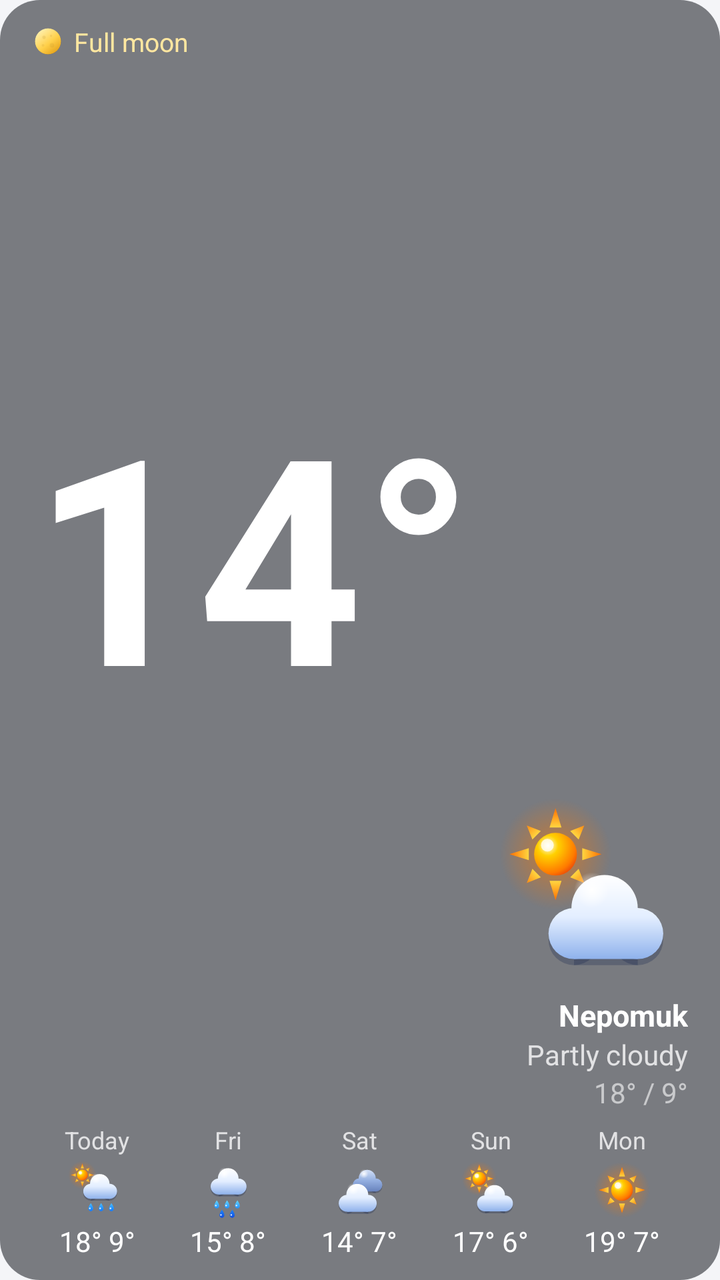
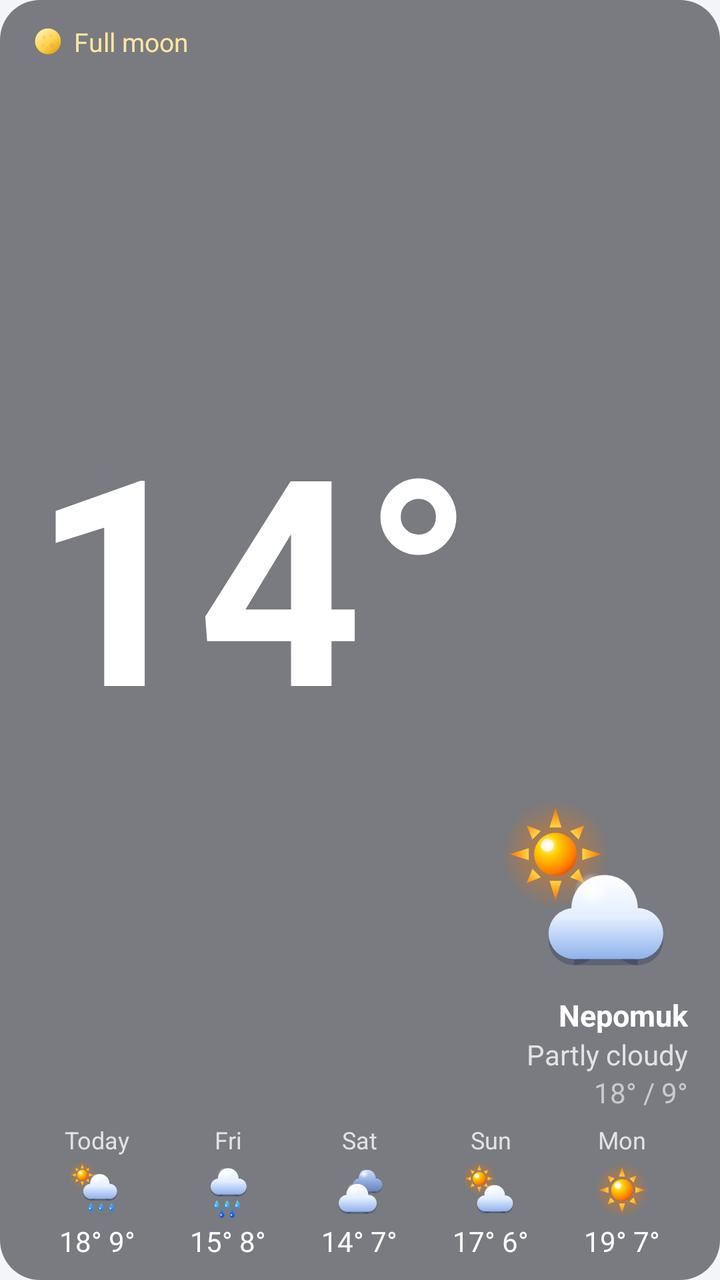

An Android layout rendered at two revisions. The XML below is the earlier revision; the diff shows what the commit changed to produce the second picture.
<!-- AndroidManifest.xml: application theme AppTheme -->
<!-- res/layout/widget_preview.xml -->
<?xml version="1.0" encoding="utf-8"?>
<LinearLayout xmlns:android="http://schemas.android.com/apk/res/android"
    android:tag="widget_root"
    android:layout_width="match_parent"
    android:layout_height="match_parent"
    android:background="@drawable/widget_bg"
    android:orientation="vertical"
    android:paddingStart="16dp"
    android:paddingTop="12dp"
    android:paddingEnd="16dp"
    android:paddingBottom="10dp">

    
    <LinearLayout
        android:layout_width="match_parent"
        android:layout_height="0dp"
        android:layout_weight="1"
        android:minHeight="64dp"
        android:orientation="horizontal">

        <FrameLayout
            android:layout_width="0dp"
            android:layout_height="match_parent"
            android:layout_weight="1">

        <TextView
            android:tag="current_temp"
            android:layout_width="match_parent"
            android:layout_height="match_parent"
            android:layout_weight="0"
            android:autoSizeMaxTextSize="160sp"
            android:autoSizeMinTextSize="40sp"
            android:autoSizeStepGranularity="2sp"
            android:autoSizeTextType="uniform"
            android:fontFamily="sans-serif"
            android:gravity="start|center_vertical"
            android:includeFontPadding="false"
            android:maxLines="1"
            android:text="14°"
            android:textColor="@color/widget_text"
            android:textStyle="bold" />

            <LinearLayout
                android:tag="moon_row"
                android:layout_width="wrap_content"
                android:layout_height="wrap_content"
                android:layout_gravity="top|start"
                android:gravity="center_vertical"
                android:orientation="horizontal">
                <ImageView
                    android:tag="moon_icon"
                    android:layout_width="16dp"
                    android:layout_height="16dp"
                    android:importantForAccessibility="no"
                    android:src="@drawable/moon_08" />
                <TextView
                    android:tag="moon_text"
                    android:layout_width="wrap_content"
                    android:layout_height="wrap_content"
                    android:layout_marginStart="5dp"
                    android:maxLines="1"
                    android:text="Full moon"
                    android:textColor="#FFE7A0"
                    android:textSize="13sp" />
            </LinearLayout>
        </FrameLayout>

        
        <LinearLayout
            android:layout_width="wrap_content"
            android:layout_height="match_parent"
            android:layout_marginStart="8dp"
            android:gravity="end|center_vertical"
            android:orientation="vertical">

            <ImageView
                android:tag="current_icon"
                android:layout_width="wrap_content"
                android:layout_height="0dp"
                android:layout_gravity="end"
                android:layout_marginBottom="4dp"
                android:layout_weight="1"
                android:adjustViewBounds="true"
                android:importantForAccessibility="no"
                android:maxWidth="96dp"
                android:maxHeight="96dp"
                android:scaleType="fitEnd"
                android:src="@drawable/wx_partly_day" />

            <TextView
                android:tag="place"
                android:layout_width="wrap_content"
                android:layout_height="wrap_content"
                android:layout_gravity="end"
                android:ellipsize="end"
                android:maxWidth="150dp"
                android:maxLines="1"
                android:text="Nepomuk"
                android:textColor="@color/widget_text"
                android:textSize="15sp"
                android:textStyle="bold" />

            <TextView
                android:tag="description"
                android:layout_width="wrap_content"
                android:layout_height="wrap_content"
                android:layout_gravity="end"
                android:ellipsize="end"
                android:maxWidth="150dp"
                android:maxLines="1"
                android:text="Partly cloudy"
                android:textColor="@color/widget_text_dim"
                android:textSize="14sp" />

            <TextView
                android:tag="details"
                android:layout_width="wrap_content"
                android:layout_height="wrap_content"
                android:layout_gravity="end"
                android:maxLines="1"
                android:text="18° / 9°"
                android:textColor="@color/widget_text_faint"
                android:textSize="14sp" />
        </LinearLayout>
    </LinearLayout>

    <LinearLayout
        android:layout_width="match_parent"
        android:layout_height="wrap_content"
        android:layout_marginTop="6dp"
        android:orientation="horizontal">
        <LinearLayout android:layout_width="0dp" android:layout_height="wrap_content" android:layout_weight="1"
            android:gravity="center_horizontal" android:orientation="vertical">
            <TextView style="@style/WidgetSmall" android:layout_width="wrap_content" android:layout_height="wrap_content" android:text="Today" />
            <ImageView android:layout_width="30dp" android:layout_height="30dp" android:layout_marginTop="2dp"
                android:layout_marginBottom="1dp" android:importantForAccessibility="no" android:src="@drawable/wx_showers_day" />
            <TextView style="@style/WidgetValue" android:layout_width="wrap_content" android:layout_height="wrap_content" android:text="18° 9°" />
        </LinearLayout>
        <LinearLayout android:layout_width="0dp" android:layout_height="wrap_content" android:layout_weight="1"
            android:gravity="center_horizontal" android:orientation="vertical">
            <TextView style="@style/WidgetSmall" android:layout_width="wrap_content" android:layout_height="wrap_content" android:text="Fri" />
            <ImageView android:layout_width="30dp" android:layout_height="30dp" android:layout_marginTop="2dp"
                android:layout_marginBottom="1dp" android:importantForAccessibility="no" android:src="@drawable/wx_rain" />
            <TextView style="@style/WidgetValue" android:layout_width="wrap_content" android:layout_height="wrap_content" android:text="15° 8°" />
        </LinearLayout>
        <LinearLayout android:layout_width="0dp" android:layout_height="wrap_content" android:layout_weight="1"
            android:gravity="center_horizontal" android:orientation="vertical">
            <TextView style="@style/WidgetSmall" android:layout_width="wrap_content" android:layout_height="wrap_content" android:text="Sat" />
            <ImageView android:layout_width="30dp" android:layout_height="30dp" android:layout_marginTop="2dp"
                android:layout_marginBottom="1dp" android:importantForAccessibility="no" android:src="@drawable/wx_overcast" />
            <TextView style="@style/WidgetValue" android:layout_width="wrap_content" android:layout_height="wrap_content" android:text="14° 7°" />
        </LinearLayout>
        <LinearLayout android:layout_width="0dp" android:layout_height="wrap_content" android:layout_weight="1"
            android:gravity="center_horizontal" android:orientation="vertical">
            <TextView style="@style/WidgetSmall" android:layout_width="wrap_content" android:layout_height="wrap_content" android:text="Sun" />
            <ImageView android:layout_width="30dp" android:layout_height="30dp" android:layout_marginTop="2dp"
                android:layout_marginBottom="1dp" android:importantForAccessibility="no" android:src="@drawable/wx_partly_day" />
            <TextView style="@style/WidgetValue" android:layout_width="wrap_content" android:layout_height="wrap_content" android:text="17° 6°" />
        </LinearLayout>
        <LinearLayout android:layout_width="0dp" android:layout_height="wrap_content" android:layout_weight="1"
            android:gravity="center_horizontal" android:orientation="vertical">
            <TextView style="@style/WidgetSmall" android:layout_width="wrap_content" android:layout_height="wrap_content" android:text="Mon" />
            <ImageView android:layout_width="30dp" android:layout_height="30dp" android:layout_marginTop="2dp"
                android:layout_marginBottom="1dp" android:importantForAccessibility="no" android:src="@drawable/wx_clear_day" />
            <TextView style="@style/WidgetValue" android:layout_width="wrap_content" android:layout_height="wrap_content" android:text="19° 7°" />
        </LinearLayout>
    </LinearLayout>
</LinearLayout>
<!-- resources referenced by this layout -->
<resources>
  <color name="widget_text">#FFFFFFFF</color>
  <color name="widget_text_dim">#C8FFFFFF</color>
  <color name="widget_text_faint">#99FFFFFF</color>
  <!-- drawable moon_08 (drawable) -->
  <?xml version="1.0" encoding="utf-8"?>
  <vector xmlns:android="http://schemas.android.com/apk/res/android"
      xmlns:aapt="http://schemas.android.com/aapt"
      android:width="64dp" android:height="64dp"
      android:viewportWidth="64" android:viewportHeight="64">
      <path android:fillColor="#3A4466" android:fillAlpha="0.9" android:pathData="M6,32 a26,26 0 1,0 52,0 a26,26 0 1,0 -52,0 Z" />
      <path android:pathData="M32,6 A26,26 0 0,1 32,58 A26.00,26 0 0,1 32,6 Z">
          <aapt:attr name="android:fillColor">
              <gradient android:type="linear" android:startX="12" android:startY="8" android:endX="52" android:endY="58">
                  <item android:offset="0" android:color="#FFFFF3B8" />
                  <item android:offset="0.55" android:color="#FFFFD04A" />
                  <item android:offset="1" android:color="#FFE09A12" />
              </gradient>
          </aapt:attr>
      </path>
      <path android:fillColor="#B8862A" android:fillAlpha="0.18" android:pathData="M20.6,24 a3.4,3.4 0 1,0 6.8,0 a3.4,3.4 0 1,0 -6.8,0 Z" />
      <path android:fillColor="#B8862A" android:fillAlpha="0.15" android:pathData="M35.5,40 a4.5,4.5 0 1,0 9,0 a4.5,4.5 0 1,0 -9,0 Z" />
      <path android:fillColor="#B8862A" android:fillAlpha="0.15" android:pathData="M35.7,21 a2.3,2.3 0 1,0 4.6,0 a2.3,2.3 0 1,0 -4.6,0 Z" />
      <path android:fillColor="#B8862A" android:fillAlpha="0.14" android:pathData="M19.4,40 a2.6,2.6 0 1,0 5.2,0 a2.6,2.6 0 1,0 -5.2,0 Z" />
  </vector>
  <!-- drawable widget_bg (drawable) -->
  <?xml version="1.0" encoding="utf-8"?>
  <shape xmlns:android="http://schemas.android.com/apk/res/android" android:shape="rectangle">
      <solid android:color="#8C141820" />
      <corners android:radius="20dp" />
  </shape>
  <!-- drawable wx_clear_day: vector/xml drawable (drawable, 2252 chars, omitted) -->
  <!-- drawable wx_overcast: vector/xml drawable (drawable, 7029 chars, omitted) -->
  <!-- drawable wx_partly_day: vector/xml drawable (drawable, 5860 chars, omitted) -->
  <!-- drawable wx_rain: vector/xml drawable (drawable, 6989 chars, omitted) -->
  <!-- drawable wx_showers_day: vector/xml drawable (drawable, 7850 chars, omitted) -->
  <style name="WidgetSmall">
          <item name="android:textColor">@color/widget_text_dim</item>
          <item name="android:textSize">12sp</item>
          <item name="android:maxLines">1</item>
      </style>
  <style name="WidgetValue">
          <item name="android:textColor">@color/widget_text</item>
          <item name="android:textSize">14sp</item>
          <item name="android:maxLines">1</item>
      </style>
  <style name="AppTheme" parent="android:Theme.Material.Light.NoActionBar">
          <item name="android:colorAccent">#3D6FB6</item>
          <item name="android:windowBackground">@color/settings_bg</item>
      </style>
  <color name="settings_bg">#F4F5F8</color>
</resources>

<!-- the commit's change to res/layout/widget_preview.xml (unified diff, before → after) -->
@@ -18,33 +18,17 @@
         android:minHeight="64dp"
         android:orientation="horizontal">
 
-        <FrameLayout
+        <LinearLayout
             android:layout_width="0dp"
             android:layout_height="match_parent"
-            android:layout_weight="1">
-
-        <TextView
-            android:tag="current_temp"
-            android:layout_width="match_parent"
-            android:layout_height="match_parent"
-            android:layout_weight="0"
-            android:autoSizeMaxTextSize="160sp"
-            android:autoSizeMinTextSize="40sp"
-            android:autoSizeStepGranularity="2sp"
-            android:autoSizeTextType="uniform"
-            android:fontFamily="sans-serif"
-            android:gravity="start|center_vertical"
-            android:includeFontPadding="false"
-            android:maxLines="1"
-            android:text="14°"
-            android:textColor="@color/widget_text"
-            android:textStyle="bold" />
+            android:layout_weight="1"
+            android:orientation="vertical">
 
             <LinearLayout
                 android:tag="moon_row"
                 android:layout_width="wrap_content"
                 android:layout_height="wrap_content"
-                android:layout_gravity="top|start"
+                android:layout_marginBottom="2dp"
                 android:gravity="center_vertical"
                 android:orientation="horizontal">
                 <ImageView
@@ -63,7 +47,24 @@
                     android:textColor="#FFE7A0"
                     android:textSize="13sp" />
             </LinearLayout>
-        </FrameLayout>
+
+        <TextView
+            android:tag="current_temp"
+            android:layout_width="match_parent"
+            android:layout_height="0dp"
+            android:layout_weight="1"
+            android:autoSizeMaxTextSize="160sp"
+            android:autoSizeMinTextSize="40sp"
+            android:autoSizeStepGranularity="2sp"
+            android:autoSizeTextType="uniform"
+            android:fontFamily="sans-serif"
+            android:gravity="start|center_vertical"
+            android:includeFontPadding="false"
+            android:maxLines="1"
+            android:text="14°"
+            android:textColor="@color/widget_text"
+            android:textStyle="bold" />
+        </LinearLayout>
 
         
         <LinearLayout
